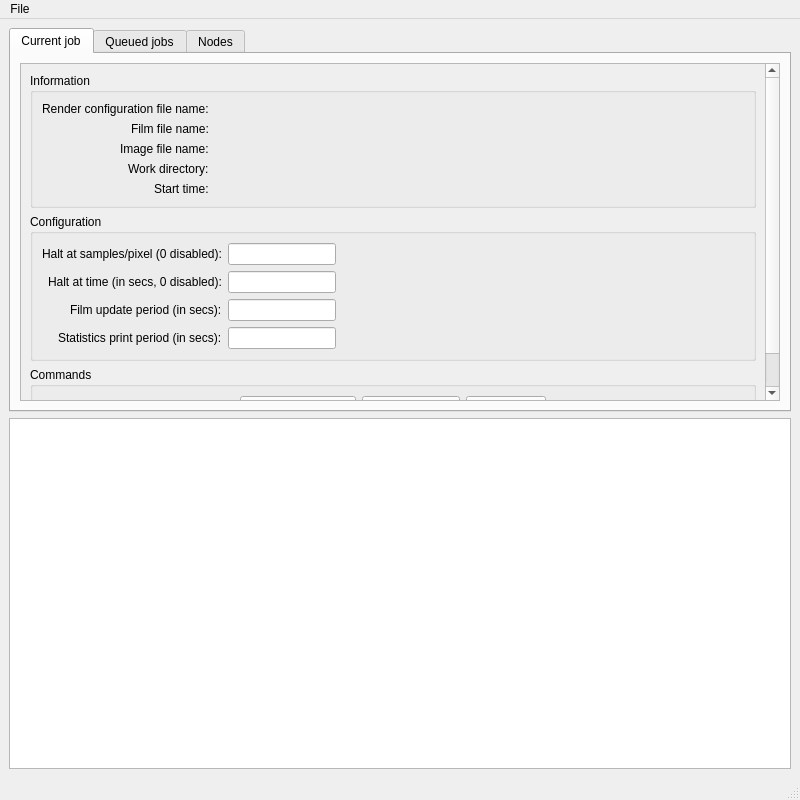
First picture: the form in src/pyluxcoretools/pyluxcoretools/pyluxcorenetconsole/mainwindow.ui, repository LuxCoreRender/LuxCore, before the edit.
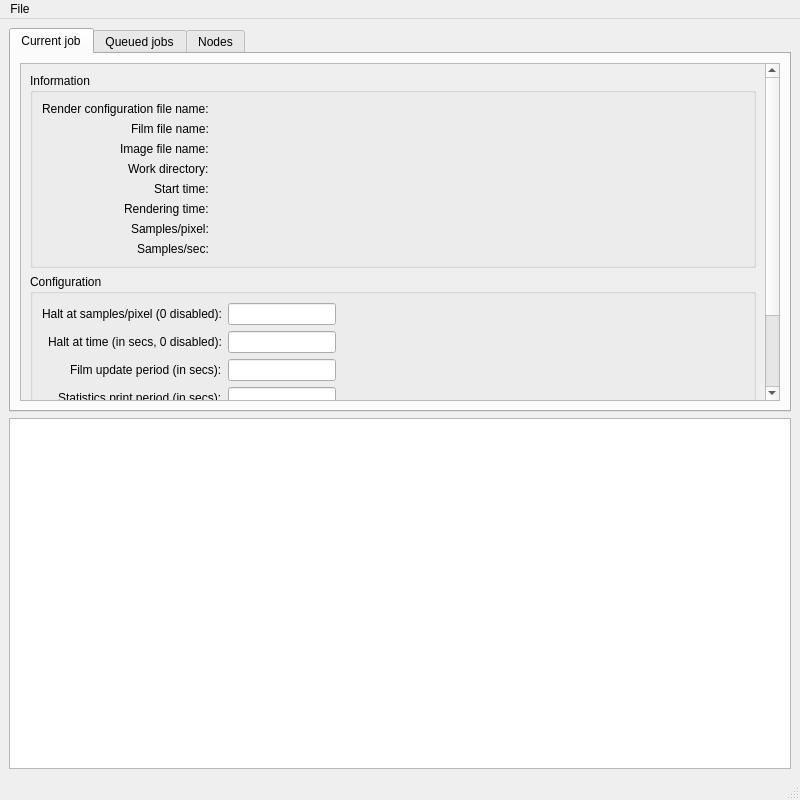
Second picture: the form after the edit. The open tabs and pages were chosen to show the change.

Commit message: pyluxcoreconsoleui now shows more statistics about the ongoing rendering

The edit to the form file:
```diff
--- a/src/pyluxcoretools/pyluxcoretools/pyluxcorenetconsole/mainwindow.ui
+++ b/src/pyluxcoretools/pyluxcoretools/pyluxcorenetconsole/mainwindow.ui
@@ -35,8 +35,8 @@
             <rect>
              <x>0</x>
              <y>0</y>
-             <width>758</width>
-             <height>407</height>
+             <width>742</width>
+             <height>475</height>
             </rect>
            </property>
            <layout class="QVBoxLayout" name="verticalLayout_3">
@@ -46,6 +46,9 @@
                <string>Information</string>
               </property>
               <layout class="QFormLayout" name="formLayout_2">
+               <property name="fieldGrowthPolicy">
+                <enum>QFormLayout::AllNonFixedFieldsGrow</enum>
+               </property>
                <property name="labelAlignment">
                 <set>Qt::AlignRight|Qt::AlignTrailing|Qt::AlignVCenter</set>
                </property>
@@ -119,6 +122,48 @@
                  </property>
                 </widget>
                </item>
+               <item row="6" column="0">
+                <widget class="QLabel" name="label_11">
+                 <property name="text">
+                  <string>Rendering time:</string>
+                 </property>
+                </widget>
+               </item>
+               <item row="6" column="1">
+                <widget class="QLabel" name="labelRenderingTime">
+                 <property name="text">
+                  <string/>
+                 </property>
+                </widget>
+               </item>
+               <item row="7" column="0">
+                <widget class="QLabel" name="label_12">
+                 <property name="text">
+                  <string>Samples/pixel:</string>
+                 </property>
+                </widget>
+               </item>
+               <item row="7" column="1">
+                <widget class="QLabel" name="labelSamplesPixel">
+                 <property name="text">
+                  <string/>
+                 </property>
+                </widget>
+               </item>
+               <item row="8" column="0">
+                <widget class="QLabel" name="label_10">
+                 <property name="text">
+                  <string>Samples/sec:</string>
+                 </property>
+                </widget>
+               </item>
+               <item row="8" column="1">
+                <widget class="QLabel" name="labelSamplesSec">
+                 <property name="text">
+                  <string/>
+                 </property>
+                </widget>
+               </item>
               </layout>
              </widget>
             </item>
```
Left out of the diff: 16 changed lines with no effect on the pictures. The commit also changes 5 other files.
